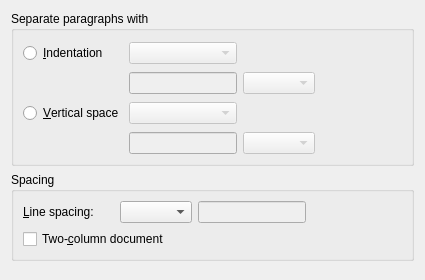
This is src/frontends/qt4/ui/TextLayoutUi.ui in cburschka/lyx as Qt 5 draws it before an edit. The edited form follows.
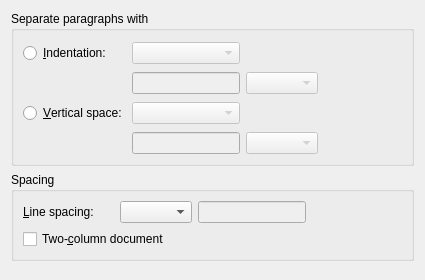
This is the edited form. Custom widgets are drawn as their Qt base class.

```diff
--- a/src/frontends/qt4/ui/TextLayoutUi.ui
+++ b/src/frontends/qt4/ui/TextLayoutUi.ui
@@ -34,7 +34,7 @@
          <string>Indent consecutive paragraphs</string>
         </property>
         <property name="text">
-         <string>&amp;Indentation</string>
+         <string>&amp;Indentation:</string>
         </property>
        </widget>
       </item>
@@ -112,7 +112,7 @@
          <string/>
         </property>
         <property name="text">
-         <string>&amp;Vertical space</string>
+         <string>&amp;Vertical space:</string>
         </property>
        </widget>
       </item>
```
